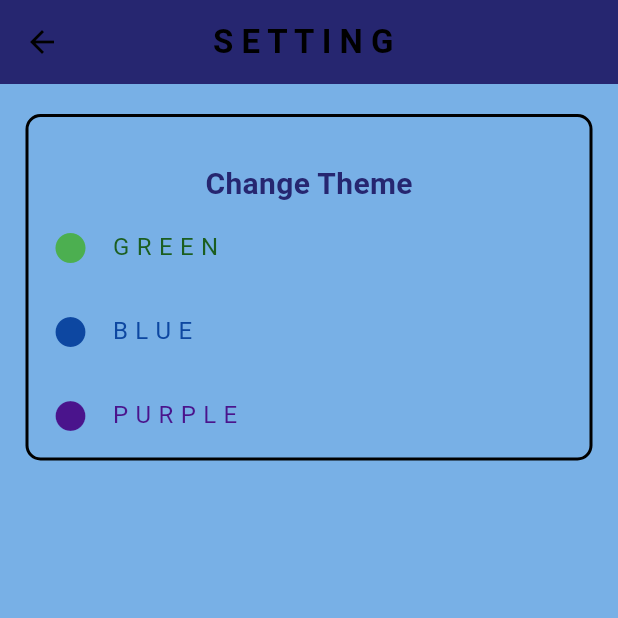
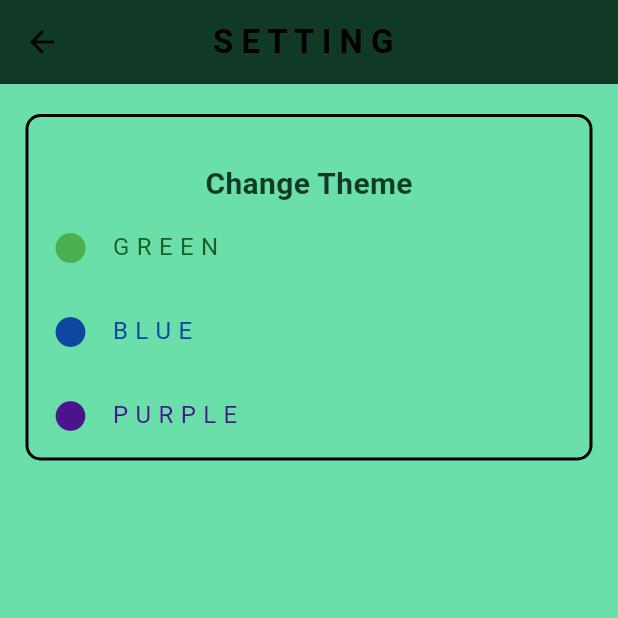
Before and after one commit to cr1stal-x/flutter-music-player, a Flutter app: the screen it shows after launch, item 3 of the bottom bar chosen, in the side drawer, after a tap on "S E T T I N G", on a phone screen of 412 x 824 dp, the top half of it. Run offline on Flutter 3.47's test engine with Material 3 defaults, Android fonts, the phone set to English and light mode, and no system bars; our stand-ins replace flutter_social_button, image_picker, just_audio, marquee, on_audio_query, permission_handler and 1 more.

Commit message:
creating playlist system

```diff
--- a/lib/theme/theme_provider.dart
+++ b/lib/theme/theme_provider.dart
@@ -4,7 +4,7 @@ import 'package:musix/theme/green_theme.dart';
 import 'package:musix/theme/purple_theme.dart';
 
 class ThemeProvider extends ChangeNotifier{
-  ThemeData _themeData=blueTheme;
+  ThemeData _themeData=greenTheme;
 
   ThemeData get themeData=> _themeData;
 
--- a/lib/views/home_view.dart
+++ b/lib/views/home_view.dart
@@ -1,13 +1,66 @@
 import 'package:flutter/material.dart';
 import 'package:musix/views/drawer.dart';
+import 'package:musix/views/playlist_view.dart';
 import 'package:musix/views/tracks_view.dart';
 import 'package:provider/provider.dart';
+import '../Auth.dart';
+import '../testClient.dart';
 import '../view_models/library_view_model.dart';
-import 'Playlist_add_view.dart';
 import 'downloaded_songs.dart';
 class HomeView extends StatelessWidget {
   const HomeView({super.key});
+  Future<void> createPlaylist(BuildContext context) async {
+    final TextEditingController controller = TextEditingController();
+    final client = Provider.of<CommandClient>(context, listen: false);
 
+    final playlistName = await showDialog<String>(
+      context: context,
+      builder: (context) {
+        return AlertDialog(
+          title: const Text("New Playlist"),
+          content: TextField(
+            controller: controller,
+            decoration: const InputDecoration(hintText: "Playlist name"),
+          ),
+          actions: [
+            TextButton(
+              onPressed: () => Navigator.pop(context),
+              child: const Text("Cancel"),
+            ),
+            ElevatedButton(
+              onPressed: () {
+                if (controller.text.trim().isNotEmpty) {
+                  Navigator.pop(context, controller.text.trim());
+                }
+              },
+              child: const Text("Create"),
+            ),
+          ],
+        );
+      },
+    );
+
+    if (playlistName == null || playlistName.isEmpty) return;
+
+    try {
+
+      final response = await client.sendCommand("NewPlaylist",extraData: {"playlistName":playlistName});
+
+      if (response["status-code"] == 200) {
+        ScaffoldMessenger.of(context).showSnackBar(
+          SnackBar(content: Text("Playlist created!")),
+        );
+      } else {
+        ScaffoldMessenger.of(context).showSnackBar(
+          const SnackBar(content: Text("Failed to create playlist")),
+        );
+      }
+    } catch (e) {
+      ScaffoldMessenger.of(context).showSnackBar(
+        SnackBar(content: Text("Error: $e")),
+      );
+    }
+  }
   @override
   Widget build(BuildContext context) {
     return ChangeNotifierProvider(
@@ -16,7 +69,9 @@ class HomeView extends StatelessWidget {
       appBar:AppBar(
         backgroundColor: Theme.of(context).colorScheme.surface,
         centerTitle:true,
-        title: Text('M U S I X'),
+        title: Text('M U S I X', style: TextStyle(fontSize: 28,
+            fontWeight: FontWeight.bold,
+            color: Theme.of(context).colorScheme.secondary ),),
       ) ,
       drawer: MyDrawer(),
     body: Consumer<LibraryViewModel>(
@@ -24,75 +79,104 @@ class HomeView extends StatelessWidget {
     if (vm.loading) return Center(child: CircularProgressIndicator());
 
     return ListView(
-    children: [Column(
       children: [
-        Row(
+        SizedBox(
+        width: double.infinity,
+        child: Container(
+        padding: EdgeInsets.all(16),
+      margin: EdgeInsets.symmetric(horizontal: 20),
+      decoration: BoxDecoration(
+      color: Theme.of(context).colorScheme.surface,
+      borderRadius: BorderRadius.circular(16),
+      // border: Border.all(color: Theme.of(context).colorScheme.secondary),
+      ),
+      child: Column(
+      children: [
+        Column(
           mainAxisAlignment: MainAxisAlignment.spaceBetween,
           children: [
-            SizedBox(width: 10,),
-            FilledButton(onPressed: (){Navigator.push(context, MaterialPageRoute(builder: (context)=>TracksView()));}, child:Column(children: [SizedBox(height: 6,),Icon(Icons.queue_music_outlined,size: 60,),
-            Text('Tracks'), SizedBox(height: 6,)],), ),
+            const SizedBox(height: 30),
+            FilledButton(
+              style: FilledButton.styleFrom(
+                shape: RoundedRectangleBorder(
+                  borderRadius: BorderRadius.circular(20),
+                ),
+                padding: const EdgeInsets.all(10),
+                minimumSize: const Size(double.infinity, 120),
+                backgroundColor:Theme.of(context).colorScheme.secondary,
+              ),
+              onPressed: () {
+                Navigator.push(
+                  context,
+                  MaterialPageRoute(builder: (context) => TracksView()),
+                );
+              },
+              child: Column(
+                children: const [
+                  SizedBox(height: 6),
+                  Icon(Icons.queue_music_outlined, size: 100),
+                  Text('Tracks'),
+                  SizedBox(height: 6),
+                ],
+              ),
+            ),
+            const SizedBox(height: 50),
+            FilledButton(
+              style: FilledButton.styleFrom(
+                shape: RoundedRectangleBorder(
+                  borderRadius: BorderRadius.circular(20),
+                ),
+                padding: const EdgeInsets.all(10),
+                minimumSize: const Size(double.infinity, 100),
 
-            FilledButton(onPressed: (){
-              Navigator.push(context,MaterialPageRoute(builder: (_)=>DownloadedSongsView()));
-            // Navigator.push(
-            //   context,
-            //   MaterialPageRoute(
-            //     builder: (_) => FilterListScreen(
-            //       title: "Albums",
-            //       items: vm.albums,
-            //       onItemSelected: (album) {
-            //         var songs = vm.getSongsByAlbum(album);
-            //         // Navigator.push(
-            //         //   context,
-            //         //   MaterialPageRoute(
-            //         //     builder: (_) => SongsListScreen(songs, title: album),
-            //         //   ),
-            //         // );
-            //       },
-            //     ),
-            //   ),
-            //);
-          }, child:Column(children: [SizedBox(height: 6,),Icon(Icons.album_rounded,size: 60,),
-              Text('Server'), SizedBox(height: 6,)],) ),
-
-            FilledButton(onPressed: (){
-              // Navigator.push(
-              //   context,
-              //   MaterialPageRoute(
-              //     builder: (_) => FilterListScreen(
-              //       title: "Artists",
-              //       items: vm.artists,
-              //       onItemSelected: (artist) {
-              //         var songs = vm.getSongsByArtist(artist);
-              //         Navigator.push(
-              //           context,
-              //           MaterialPageRoute(
-              //             builder: (_) => SongListScreen(title: artist, songs: songs,),
-              //           ),
-              //         );
-              //       },
-              //     ),
-              //   ));
-              }, child:Column(children: [SizedBox(height: 6,), Icon(Icons.person,size: 60,),
-              Text('Artists'), SizedBox(height: 6,)],) ),
-            SizedBox(width: 10,),
-
+                backgroundColor: Theme.of(context).colorScheme.secondary,
+              ),
+              onPressed: () {
+                Navigator.push(
+                  context,
+                  MaterialPageRoute(builder: (_) => DownloadedSongsView()),
+                );
+              },
+              child: Column(
+                children: const [
+                  SizedBox(height: 6),
+                  Icon(Icons.album_rounded, size: 100),
+                  Text('Server'),
+                  SizedBox(height: 6),
+                ],
+              ),
+            ),
+            const SizedBox(height: 50),
+            FilledButton(
+              style: FilledButton.styleFrom(
+                shape: RoundedRectangleBorder(
+                  borderRadius: BorderRadius.circular(20),
+                ),
+                padding: const EdgeInsets.all(10),
+                minimumSize: const Size(double.maxFinite, 100),
+                backgroundColor: Theme.of(context).colorScheme.secondary,
+              ),
+              onPressed: () {
+                Navigator.push(
+                  context,
+                  MaterialPageRoute(builder: (context) => ALLPlaylistView()),
+                );
+              },
+              child: Column(
+                children: const [
+                  SizedBox(height: 6),
+                  Icon(Icons.playlist_add_outlined, size: 100),
+                  Text('PlayLists'),
+                  SizedBox(height: 6),
+                ],
+              ),
+            ),
           ],
         ),
-      SizedBox(height: 30,),
-      Container(padding: EdgeInsets.all(10),color: Theme.of(context).colorScheme.inversePrimary,child: Center(child: Text('P L A Y     L I S T S', style: TextStyle(fontWeight: FontWeight.bold, fontSize: 20),),)),
-        SizedBox(height: 20,),
-            ListTile(
-              leading: Icon(Icons.favorite, size: 50,),
-              title: Text('Favorite songs', style: TextStyle(fontSize: 20),),
-              onTap: ()=>Navigator.push(context, MaterialPageRoute(builder: (context)=>FavoritesView())),
-            ),
+      ],)))]
+    );
+}),
 
-      ],
-    ),],);}),
-      floatingActionButton: FloatingActionButton(onPressed: () {
-      },tooltip: 'Create a new playlist', child: Icon(Icons.add),),
     ));
   }
 }
--- a/lib/views/shop_view.dart
+++ b/lib/views/shop_view.dart
@@ -14,13 +14,10 @@ class ShopPage extends StatelessWidget {
       appBar: AppBar(
         backgroundColor: Theme.of(context).colorScheme.surface,
         elevation: 0,
-        title: const Row(
-          mainAxisAlignment: MainAxisAlignment.spaceBetween,
-          children: [
-            Text('Shop', style: TextStyle(color: Colors.black)),
-            Icon(Icons.settings, color: Colors.black),
-          ],
-        ),
+        title: Text('S h o p', style: TextStyle(fontSize: 28,
+                fontWeight: FontWeight.bold,
+                color: Theme.of(context).colorScheme.secondary)),
+        centerTitle: true,
       ),
       drawer: MyDrawer(),
       body: Padding(
--- a/lib/views/user_account_view.dart
+++ b/lib/views/user_account_view.dart
@@ -1,12 +1,9 @@
 import 'dart:convert';
-import 'dart:io';
 import 'dart:typed_data';
 import 'package:flutter/material.dart';
-import 'package:image_picker/image_picker.dart';
 import 'package:musix/Auth.dart';
 import 'package:musix/testClient.dart';
 import 'package:musix/views/admin_chat.dart';
-import 'package:musix/views/contactUs_view.dart';
 import 'package:musix/views/payment_view.dart';
 import 'package:musix/views/profile_changer.dart';
 import 'package:musix/views/sign_up_view.dart';
@@ -92,7 +89,7 @@ class _UserAccount extends State<UserAccount> {
             mainAxisAlignment: MainAxisAlignment.center,
             children: [
               CircleAvatar(
-                radius: 100,
+                radius: 120,
                 backgroundImage: profileImageBytes != null
                     ? MemoryImage(profileImageBytes)
                     : AssetImage('assets/images/girl.jpg') as ImageProvider,
```
Also changed, not shown: lib/views/each_playlist_view.dart (added, +70 -0 lines), lib/views/playlist_view.dart (added, +168 -0 lines), lib/views/tracks_view.dart (+71 -1 lines), lib/views/favorites_view.dart (renamed from lib/views/Playlist_add_view.dart), 3 other files.
